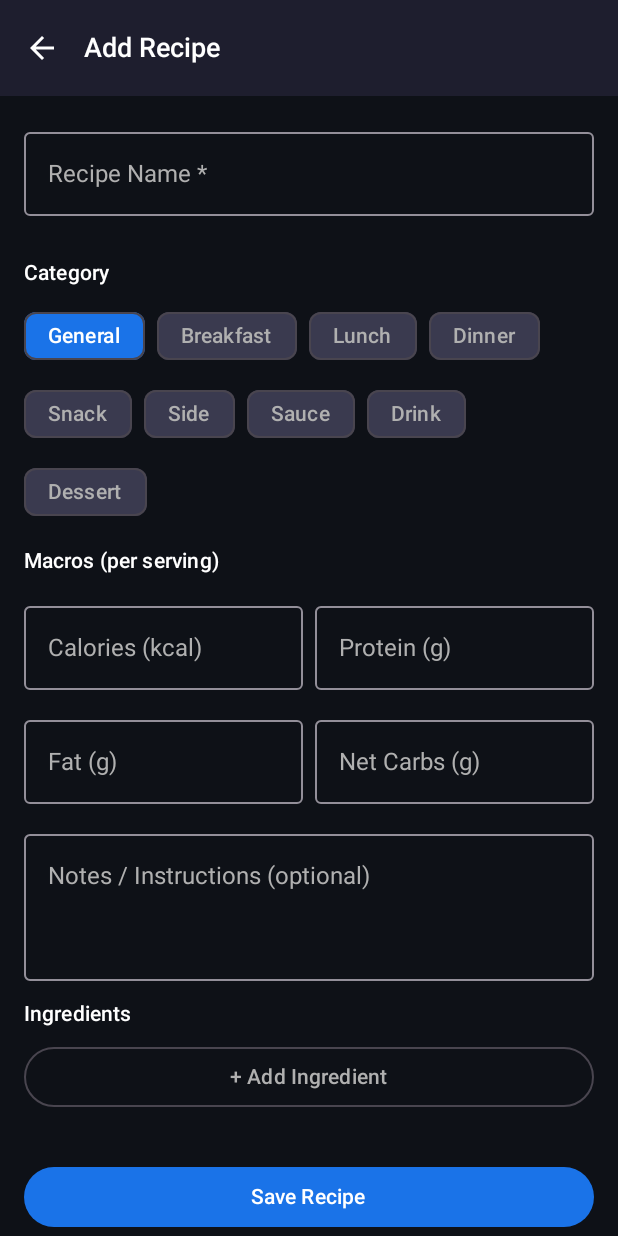
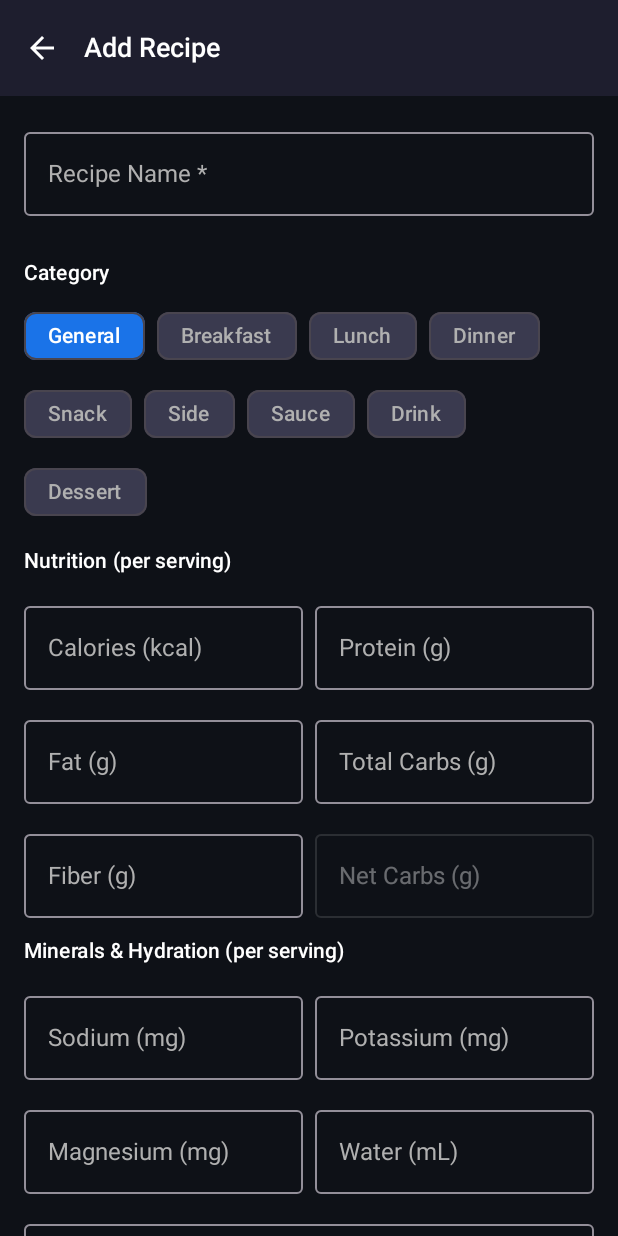
Before and after one commit to Crazy8697/ProjectEmber, an Android app built with Jetpack Compose: the AddEditRecipeScreen screen opened through its navigation route, on a phone screen of 412 x 824 dp. Run offline under Robolectric (Android 15) with nearby library versions, the phone set to English and light mode, and no system bars.

Commit message:
Extended nutrition fields for Recipe: totalCarbs, fiber, sodium, potassium, magnesium, water; DB v5→v6
Co-authored-by: Crazy8697 <261646346+Crazy8697@users.noreply.github.com>

```diff
--- a/android/app/src/main/java/com/projectember/mobile/ui/screens/AddEditRecipeScreen.kt
+++ b/android/app/src/main/java/com/projectember/mobile/ui/screens/AddEditRecipeScreen.kt
@@ -152,7 +152,7 @@ fun AddEditRecipeScreen(
 
             // ── Macros ───────────────────────────────────────────────────────
             Text(
-                text = "Macros (per serving)",
+                text = "Nutrition (per serving)",
                 style = MaterialTheme.typography.labelLarge
             )
             Row(
@@ -189,9 +189,86 @@ fun AddEditRecipeScreen(
                     singleLine = true
                 )
                 OutlinedTextField(
-                    value = viewModel.netCarbsG,
-                    onValueChange = viewModel::onNetCarbsGChange,
+                    value = viewModel.totalCarbsG,
+                    onValueChange = viewModel::onTotalCarbsGChange,
+                    label = { Text("Total Carbs (g)") },
+                    keyboardOptions = KeyboardOptions(keyboardType = KeyboardType.Decimal),
+                    modifier = Modifier.weight(1f),
+                    singleLine = true
+                )
+            }
+            Row(
+                modifier = Modifier.fillMaxWidth(),
+                horizontalArrangement = Arrangement.spacedBy(8.dp)
+            ) {
+                OutlinedTextField(
+                    value = viewModel.fiberG,
+                    onValueChange = viewModel::onFiberGChange,
+                    label = { Text("Fiber (g)") },
+                    keyboardOptions = KeyboardOptions(keyboardType = KeyboardType.Decimal),
+                    modifier = Modifier.weight(1f),
+                    singleLine = true
+                )
+                // Net Carbs is derived; show a read-only hint so the user knows it is computed
+                val derivedNetCarbs = run {
+                    val tc = viewModel.totalCarbsG.toDoubleOrNull() ?: 0.0
+                    val fb = viewModel.fiberG.toDoubleOrNull() ?: 0.0
+                    maxOf(0.0, tc - fb)
+                }
+                OutlinedTextField(
+                    value = if (viewModel.totalCarbsG.isNotBlank() || viewModel.fiberG.isNotBlank())
+                        "%.1f".format(derivedNetCarbs) else "",
+                    onValueChange = {},
                     label = { Text("Net Carbs (g)") },
+                    modifier = Modifier.weight(1f),
+                    singleLine = true,
+                    readOnly = true,
+                    enabled = false
+                )
+            }
+
+            // ── Extended Nutrition ───────────────────────────────────────────
+            Text(
+                text = "Minerals & Hydration (per serving)",
+                style = MaterialTheme.typography.labelLarge
+            )
+            Row(
+                modifier = Modifier.fillMaxWidth(),
+                horizontalArrangement = Arrangement.spacedBy(8.dp)
+            ) {
+                OutlinedTextField(
+                    value = viewModel.sodiumMg,
+                    onValueChange = viewModel::onSodiumMgChange,
+                    label = { Text("Sodium (mg)") },
+                    keyboardOptions = KeyboardOptions(keyboardType = KeyboardType.Decimal),
+                    modifier = Modifier.weight(1f),
+                    singleLine = true
+                )
+                OutlinedTextField(
+                    value = viewModel.potassiumMg,
+                    onValueChange = viewModel::onPotassiumMgChange,
+                    label = { Text("Potassium (mg)") },
+                    keyboardOptions = KeyboardOptions(keyboardType = KeyboardType.Decimal),
+                    modifier = Modifier.weight(1f),
+                    singleLine = true
+                )
+            }
+            Row(
+                modifier = Modifier.fillMaxWidth(),
+                horizontalArrangement = Arrangement.spacedBy(8.dp)
+            ) {
+                OutlinedTextField(
+                    value = viewModel.magnesiumMg,
+                    onValueChange = viewModel::onMagnesiumMgChange,
+                    label = { Text("Magnesium (mg)") },
+                    keyboardOptions = KeyboardOptions(keyboardType = KeyboardType.Decimal),
+                    modifier = Modifier.weight(1f),
+                    singleLine = true
+                )
+                OutlinedTextField(
+                    value = viewModel.waterMl,
+                    onValueChange = viewModel::onWaterMlChange,
+                    label = { Text("Water (mL)") },
                     keyboardOptions = KeyboardOptions(keyboardType = KeyboardType.Decimal),
                     modifier = Modifier.weight(1f),
                     singleLine = true
--- a/android/app/src/main/java/com/projectember/mobile/ui/screens/AddEditRecipeViewModel.kt
+++ b/android/app/src/main/java/com/projectember/mobile/ui/screens/AddEditRecipeViewModel.kt
@@ -55,7 +55,21 @@ class AddEditRecipeViewModel(
         private set
     var fatG by mutableStateOf("")
         private set
-    var netCarbsG by mutableStateOf("")
+
+    // Carb fields — netCarbsG is derived (totalCarbsG − fiberG) on save
+    var totalCarbsG by mutableStateOf("")
+        private set
+    var fiberG by mutableStateOf("")
+        private set
+
+    // Extended nutrition fields
+    var sodiumMg by mutableStateOf("")
+        private set
+    var potassiumMg by mutableStateOf("")
+        private set
+    var magnesiumMg by mutableStateOf("")
+        private set
+    var waterMl by mutableStateOf("")
         private set
 
     // Ingredient list
@@ -77,7 +91,12 @@ class AddEditRecipeViewModel(
                     calories = formatDouble(recipe.calories)
                     proteinG = formatDouble(recipe.proteinG)
                     fatG = formatDouble(recipe.fatG)
-                    netCarbsG = formatDouble(recipe.netCarbsG)
+                    totalCarbsG = formatDouble(recipe.totalCarbsG)
+                    fiberG = formatDouble(recipe.fiberG)
+                    sodiumMg = formatDouble(recipe.sodiumMg)
+                    potassiumMg = formatDouble(recipe.potassiumMg)
+                    magnesiumMg = formatDouble(recipe.magnesiumMg)
+                    waterMl = formatDouble(recipe.waterMl)
                     ingredients = decodeIngredients(recipe.ingredientsRaw)
                 }
             }
@@ -94,7 +113,12 @@ class AddEditRecipeViewModel(
     fun onCaloriesChange(value: String) { calories = value }
     fun onProteinGChange(value: String) { proteinG = value }
     fun onFatGChange(value: String) { fatG = value }
-    fun onNetCarbsGChange(value: String) { netCarbsG = value }
+    fun onTotalCarbsGChange(value: String) { totalCarbsG = value }
+    fun onFiberGChange(value: String) { fiberG = value }
+    fun onSodiumMgChange(value: String) { sodiumMg = value }
+    fun onPotassiumMgChange(value: String) { potassiumMg = value }
+    fun onMagnesiumMgChange(value: String) { magnesiumMg = value }
+    fun onWaterMlChange(value: String) { waterMl = value }
 
     fun addIngredient() {
         ingredients = ingredients + RecipeIngredient("", "")
@@ -124,6 +148,9 @@ class AddEditRecipeViewModel(
 
         viewModelScope.launch {
             val encodedIngredients = encodeIngredients(ingredients)
+            val parsedTotalCarbs = parseDoubleOrZero(totalCarbsG)
+            val parsedFiber = parseDoubleOrZero(fiberG)
+            val derivedNetCarbs = maxOf(0.0, parsedTotalCarbs - parsedFiber)
             val existing = originalRecipe
             if (existing != null) {
                 recipeRepository.updateRecipe(
@@ -134,7 +161,13 @@ class AddEditRecipeViewModel(
                         calories = parseDoubleOrZero(calories),
                         proteinG = parseDoubleOrZero(proteinG),
                         fatG = parseDoubleOrZero(fatG),
-                        netCarbsG = parseDoubleOrZero(netCarbsG),
+                        totalCarbsG = parsedTotalCarbs,
+                        fiberG = parsedFiber,
+                        netCarbsG = derivedNetCarbs,
+                        sodiumMg = parseDoubleOrZero(sodiumMg),
+                        potassiumMg = parseDoubleOrZero(potassiumMg),
+                        magnesiumMg = parseDoubleOrZero(magnesiumMg),
+                        waterMl = parseDoubleOrZero(waterMl),
                         ingredientsRaw = encodedIngredients
                     )
                 )
@@ -147,7 +180,13 @@ class AddEditRecipeViewModel(
                         calories = parseDoubleOrZero(calories),
                         proteinG = parseDoubleOrZero(proteinG),
                         fatG = parseDoubleOrZero(fatG),
-                        netCarbsG = parseDoubleOrZero(netCarbsG),
+                        totalCarbsG = parsedTotalCarbs,
+                        fiberG = parsedFiber,
+                        netCarbsG = derivedNetCarbs,
+                        sodiumMg = parseDoubleOrZero(sodiumMg),
+                        potassiumMg = parseDoubleOrZero(potassiumMg),
+                        magnesiumMg = parseDoubleOrZero(magnesiumMg),
+                        waterMl = parseDoubleOrZero(waterMl),
                         ingredientsRaw = encodedIngredients
                     )
                 )
```
Also changed, not shown: android/app/src/main/java/com/projectember/mobile/data/local/db/AppDatabase.kt (+13 -2 lines), android/app/src/main/java/com/projectember/mobile/data/local/entities/Recipe.kt (+7 -0 lines), android/app/src/main/java/com/projectember/mobile/ui/screens/RecipesScreen.kt (+29 -0 lines).
